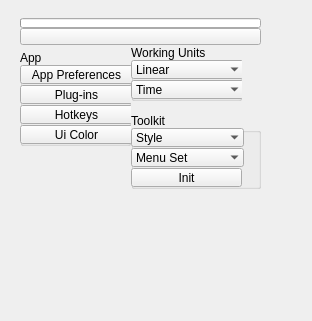
This is ui/1_base_menus/2_sub_menus/3_main_menus/preferences.ui in m3trik/Scripts_portable as Qt 5 draws it before an edit. The edited form follows.
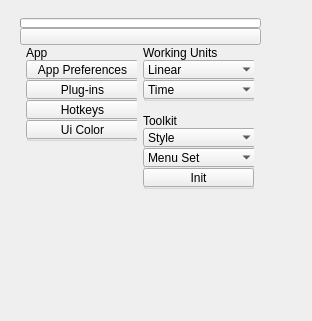
This is the edited form. Custom widgets are drawn as their Qt base class.

Patch:
```diff
--- a/ui/1_base_menus/2_sub_menus/3_main_menus/preferences.ui
+++ b/ui/1_base_menus/2_sub_menus/3_main_menus/preferences.ui
@@ -119,7 +119,7 @@
            <property name="maximumSize">
             <size>
              <width>111</width>
-             <height>85</height>
+             <height>999</height>
             </size>
            </property>
            <property name="title">
@@ -310,6 +310,12 @@
              <height>76</height>
             </size>
            </property>
+           <property name="maximumSize">
+            <size>
+             <width>111</width>
+             <height>999</height>
+            </size>
+           </property>
            <property name="title">
             <string>Toolkit</string>
            </property>
```
